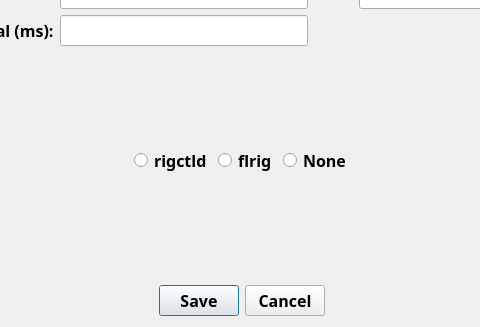
The window that not1mm/data/configuration.ui (mbridak/not1mm) describes before a commit, drawn with Qt 5; both pictures show x 141 to 621 and y 172 to 499 of the 767 by 499 pixel window.
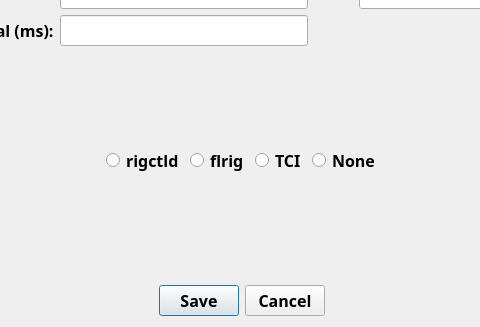
The same window after the commit. The open tabs and pages were chosen to show the change.

Commit message: feat: wire TCI backend into radio dispatch, settings, and UI

```diff
--- a/not1mm/data/configuration.ui
+++ b/not1mm/data/configuration.ui
@@ -558,6 +558,33 @@
            </attribute>
           </widget>
          </item>
+         <item>
+          <widget class="QRadioButton" name="usetci_radioButton">
+           <property name="font">
+            <font>
+             <family>JetBrains Mono</family>
+             <weight>100</weight>
+             <pointsize>12</pointsize>
+             <strikeout>false</strikeout>
+            </font>
+           </property>
+           <property name="accessibleName">
+            <string>t c i</string>
+           </property>
+           <property name="accessibleDescription">
+            <string>use t c i</string>
+           </property>
+           <property name="styleSheet">
+            <string notr="true"/>
+           </property>
+           <property name="text">
+            <string>TCI</string>
+           </property>
+           <attribute name="buttonGroup">
+            <string notr="true">cat_method_group</string>
+           </attribute>
+          </widget>
+         </item>
          <item>
           <widget class="QRadioButton" name="radioButton">
            <property name="font">
```
Left out of the diff: 1 changed line with no effect on the pictures. The commit also changes 4 other files.
